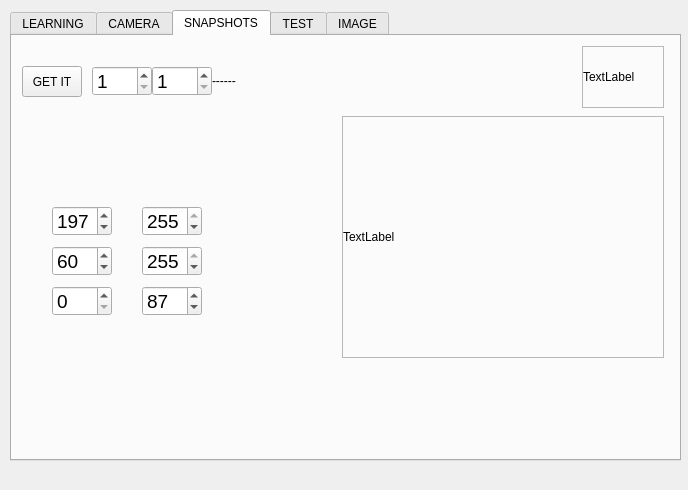
Before: the Qt Designer form mainwindow.ui in ahmetcihan/hand_recognition, drawn with Qt 5.
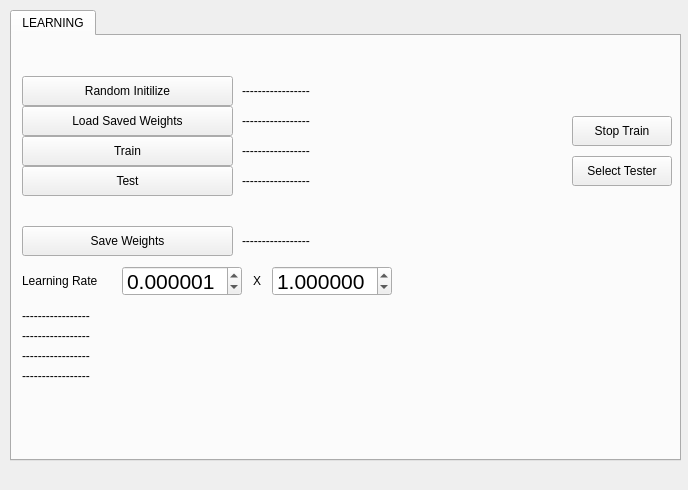
After: the same form once the commit is applied. The open tabs and pages were chosen to show the change.

Commit message: unnecessary gui components are removed

```diff
--- a/mainwindow.ui
+++ b/mainwindow.ui
@@ -322,539 +322,6 @@
       </property>
      </widget>
     </widget>
-    <widget class="QWidget" name="tab_2">
-     <attribute name="title">
-      <string>CAMERA</string>
-     </attribute>
-     <widget class="QLabel" name="label_video">
-      <property name="geometry">
-       <rect>
-        <x>10</x>
-        <y>10</y>
-        <width>320</width>
-        <height>240</height>
-       </rect>
-      </property>
-      <property name="text">
-       <string>TextLabel</string>
-      </property>
-     </widget>
-     <widget class="QPushButton" name="pushButton_shot">
-      <property name="geometry">
-       <rect>
-        <x>30</x>
-        <y>300</y>
-        <width>91</width>
-        <height>31</height>
-       </rect>
-      </property>
-      <property name="text">
-       <string>SHOT</string>
-      </property>
-     </widget>
-     <widget class="QPushButton" name="pushButton_start_stream">
-      <property name="geometry">
-       <rect>
-        <x>20</x>
-        <y>260</y>
-        <width>121</width>
-        <height>31</height>
-       </rect>
-      </property>
-      <property name="text">
-       <string>START STREAM</string>
-      </property>
-     </widget>
-    </widget>
-    <widget class="QWidget" name="tab_3">
-     <attribute name="title">
-      <string>SNAPSHOTS</string>
-     </attribute>
-     <widget class="QFrame" name="frame_3">
-      <property name="geometry">
-       <rect>
-        <x>570</x>
-        <y>10</y>
-        <width>82</width>
-        <height>62</height>
-       </rect>
-      </property>
-      <property name="frameShape">
-       <enum>QFrame::StyledPanel</enum>
-      </property>
-      <property name="frameShadow">
-       <enum>QFrame::Raised</enum>
-      </property>
-      <widget class="QLabel" name="label_video_small_monochrome_2">
-       <property name="geometry">
-        <rect>
-         <x>1</x>
-         <y>1</y>
-         <width>80</width>
-         <height>60</height>
-        </rect>
-       </property>
-       <property name="text">
-        <string>TextLabel</string>
-       </property>
-      </widget>
-     </widget>
-     <widget class="QFrame" name="frame_7">
-      <property name="geometry">
-       <rect>
-        <x>330</x>
-        <y>80</y>
-        <width>322</width>
-        <height>242</height>
-       </rect>
-      </property>
-      <property name="frameShape">
-       <enum>QFrame::StyledPanel</enum>
-      </property>
-      <property name="frameShadow">
-       <enum>QFrame::Raised</enum>
-      </property>
-      <widget class="QLabel" name="label_video_greyscale_2">
-       <property name="geometry">
-        <rect>
-         <x>1</x>
-         <y>1</y>
-         <width>320</width>
-         <height>240</height>
-        </rect>
-       </property>
-       <property name="text">
-        <string>TextLabel</string>
-       </property>
-      </widget>
-     </widget>
-     <widget class="QLabel" name="label_snap_auto_object">
-      <property name="geometry">
-       <rect>
-        <x>200</x>
-        <y>30</y>
-        <width>30</width>
-        <height>30</height>
-       </rect>
-      </property>
-      <property name="text">
-       <string>------</string>
-      </property>
-     </widget>
-     <widget class="QPushButton" name="pushButton_snapshot_object_automatic">
-      <property name="geometry">
-       <rect>
-        <x>10</x>
-        <y>30</y>
-        <width>60</width>
-        <height>31</height>
-       </rect>
-      </property>
-      <property name="text">
-       <string>GET IT</string>
-      </property>
-     </widget>
-     <widget class="QSpinBox" name="spinBox_snapshot_object_last">
-      <property name="geometry">
-       <rect>
-        <x>140</x>
-        <y>30</y>
-        <width>60</width>
-        <height>30</height>
-       </rect>
-      </property>
-      <property name="font">
-       <font>
-        <pointsize>14</pointsize>
-       </font>
-      </property>
-      <property name="minimum">
-       <number>1</number>
-      </property>
-      <property name="maximum">
-       <number>1000</number>
-      </property>
-     </widget>
-     <widget class="QSpinBox" name="spinBox_red_min">
-      <property name="geometry">
-       <rect>
-        <x>40</x>
-        <y>170</y>
-        <width>60</width>
-        <height>30</height>
-       </rect>
-      </property>
-      <property name="font">
-       <font>
-        <pointsize>14</pointsize>
-       </font>
-      </property>
-      <property name="minimum">
-       <number>0</number>
-      </property>
-      <property name="maximum">
-       <number>255</number>
-      </property>
-      <property name="value">
-       <number>197</number>
-      </property>
-     </widget>
-     <widget class="QSpinBox" name="spinBox_green_min">
-      <property name="geometry">
-       <rect>
-        <x>40</x>
-        <y>210</y>
-        <width>60</width>
-        <height>30</height>
-       </rect>
-      </property>
-      <property name="font">
-       <font>
-        <pointsize>14</pointsize>
-       </font>
-      </property>
-      <property name="minimum">
-       <number>0</number>
-      </property>
-      <property name="maximum">
-       <number>255</number>
-      </property>
-      <property name="value">
-       <number>60</number>
-      </property>
-     </widget>
-     <widget class="QSpinBox" name="spinBox_blue_min">
-      <property name="geometry">
-       <rect>
-        <x>40</x>
-        <y>250</y>
-        <width>60</width>
-        <height>30</height>
-       </rect>
-      </property>
-      <property name="font">
-       <font>
-        <pointsize>14</pointsize>
-       </font>
-      </property>
-      <property name="minimum">
-       <number>0</number>
-      </property>
-      <property name="maximum">
-       <number>255</number>
-      </property>
-      <property name="value">
-       <number>0</number>
-      </property>
-     </widget>
-     <widget class="QSpinBox" name="spinBox_red_max">
-      <property name="geometry">
-       <rect>
-        <x>130</x>
-        <y>170</y>
-        <width>60</width>
-        <height>30</height>
-       </rect>
-      </property>
-      <property name="font">
-       <font>
-        <pointsize>14</pointsize>
-       </font>
-      </property>
-      <property name="minimum">
-       <number>0</number>
-      </property>
-      <property name="maximum">
-       <number>255</number>
-      </property>
-      <property name="value">
-       <number>255</number>
-      </property>
-     </widget>
-     <widget class="QSpinBox" name="spinBox_blue_max">
-      <property name="geometry">
-       <rect>
-        <x>130</x>
-        <y>250</y>
-        <width>60</width>
-        <height>30</height>
-       </rect>
-      </property>
-      <property name="font">
-       <font>
-        <pointsize>14</pointsize>
-       </font>
-      </property>
-      <property name="minimum">
-       <number>0</number>
-      </property>
-      <property name="maximum">
-       <number>255</number>
-      </property>
-      <property name="value">
-       <number>87</number>
-      </property>
-     </widget>
-     <widget class="QSpinBox" name="spinBox_green_max">
-      <property name="geometry">
-       <rect>
-        <x>130</x>
-        <y>210</y>
-        <width>60</width>
-        <height>30</height>
-       </rect>
-      </property>
-      <property name="font">
-       <font>
-        <pointsize>14</pointsize>
-       </font>
-      </property>
-      <property name="minimum">
-       <number>0</number>
-      </property>
-      <property name="maximum">
-       <number>255</number>
-      </property>
-      <property name="value">
-       <number>255</number>
-      </property>
-     </widget>
-     <widget class="QSpinBox" name="spinBox_snapshot_object_first">
-      <property name="geometry">
-       <rect>
-        <x>80</x>
-        <y>30</y>
-        <width>60</width>
-        <height>30</height>
-       </rect>
-      </property>
-      <property name="font">
-       <font>
-        <pointsize>14</pointsize>
-       </font>
-      </property>
-      <property name="minimum">
-       <number>1</number>
-      </property>
-      <property name="maximum">
-       <number>1000</number>
-      </property>
-     </widget>
-    </widget>
-    <widget class="QWidget" name="tab_4">
-     <attribute name="title">
-      <string>TEST</string>
-     </attribute>
-     <widget class="QLabel" name="label_video_original_2">
-      <property name="geometry">
-       <rect>
-        <x>10</x>
-        <y>10</y>
-        <width>320</width>
-        <height>240</height>
-       </rect>
-      </property>
-      <property name="text">
-       <string>TextLabel</string>
-      </property>
-     </widget>
-     <widget class="QFrame" name="frame_6">
-      <property name="geometry">
-       <rect>
-        <x>10</x>
-        <y>340</y>
-        <width>82</width>
-        <height>62</height>
-       </rect>
-      </property>
-      <property name="frameShape">
-       <enum>QFrame::StyledPanel</enum>
-      </property>
-      <property name="frameShadow">
-       <enum>QFrame::Raised</enum>
-      </property>
-      <widget class="QLabel" name="label_video_small_monochrome_3">
-       <property name="geometry">
-        <rect>
-         <x>1</x>
-         <y>1</y>
-         <width>80</width>
-         <height>60</height>
-        </rect>
-       </property>
-       <property name="text">
-        <string>TextLabel</string>
-       </property>
-      </widget>
-     </widget>
-    </widget>
-    <widget class="QWidget" name="tab_5">
-     <attribute name="title">
-      <string>IMAGE</string>
-     </attribute>
-     <widget class="QFrame" name="frame_4">
-      <property name="geometry">
-       <rect>
-        <x>10</x>
-        <y>10</y>
-        <width>82</width>
-        <height>62</height>
-       </rect>
-      </property>
-      <property name="frameShape">
-       <enum>QFrame::StyledPanel</enum>
-      </property>
-      <property name="frameShadow">
-       <enum>QFrame::Raised</enum>
-      </property>
-      <widget class="QLabel" name="label_small_image">
-       <property name="geometry">
-        <rect>
-         <x>1</x>
-         <y>1</y>
-         <width>80</width>
-         <height>60</height>
-        </rect>
-       </property>
-       <property name="text">
-        <string>TextLabel</string>
-       </property>
-      </widget>
-     </widget>
-     <widget class="QFrame" name="frame_5">
-      <property name="geometry">
-       <rect>
-        <x>120</x>
-        <y>10</y>
-        <width>82</width>
-        <height>62</height>
-       </rect>
-      </property>
-      <property name="frameShape">
-       <enum>QFrame::StyledPanel</enum>
-      </property>
-      <property name="frameShadow">
-       <enum>QFrame::Raised</enum>
-      </property>
-      <widget class="QLabel" name="label_small_image_manipulated">
-       <property name="geometry">
-        <rect>
-         <x>1</x>
-         <y>1</y>
-         <width>80</width>
-         <height>60</height>
-        </rect>
-       </property>
-       <property name="text">
-        <string>TextLabel</string>
-       </property>
-      </widget>
-     </widget>
-     <widget class="QPushButton" name="pushButton_get_image">
-      <property name="geometry">
-       <rect>
-        <x>20</x>
-        <y>110</y>
-        <width>60</width>
-        <height>31</height>
-       </rect>
-      </property>
-      <property name="text">
-       <string>GET</string>
-      </property>
-     </widget>
-     <widget class="QSpinBox" name="spinBox_get_image_no">
-      <property name="geometry">
-       <rect>
-        <x>80</x>
-        <y>110</y>
-        <width>60</width>
-        <height>30</height>
-       </rect>
-      </property>
-      <property name="font">
-       <font>
-        <pointsize>14</pointsize>
-       </font>
-      </property>
-      <property name="minimum">
-       <number>1</number>
-      </property>
-      <property name="maximum">
-       <number>1000</number>
-      </property>
-     </widget>
-     <widget class="QPushButton" name="pushButton_save_image_location">
-      <property name="geometry">
-       <rect>
-        <x>150</x>
-        <y>110</y>
-        <width>60</width>
-        <height>31</height>
-       </rect>
-      </property>
-      <property name="text">
-       <string>SAVE</string>
-      </property>
-     </widget>
-     <widget class="QLabel" name="label_pos">
-      <property name="geometry">
-       <rect>
-        <x>20</x>
-        <y>180</y>
-        <width>121</width>
-        <height>17</height>
-       </rect>
-      </property>
-      <property name="text">
-       <string>TextLabel</string>
-      </property>
-     </widget>
-     <widget class="QPushButton" name="pushButton_start_auto_point">
-      <property name="geometry">
-       <rect>
-        <x>20</x>
-        <y>240</y>
-        <width>151</width>
-        <height>31</height>
-       </rect>
-      </property>
-      <property name="text">
-       <string>START AUTO POINT</string>
-      </property>
-     </widget>
-     <widget class="QPushButton" name="pushButton_stop_auto_point">
-      <property name="geometry">
-       <rect>
-        <x>20</x>
-        <y>290</y>
-        <width>151</width>
-        <height>31</height>
-       </rect>
-      </property>
-      <property name="text">
-       <string>STOP AUTO POINT</string>
-      </property>
-     </widget>
-     <widget class="QLabel" name="label_result">
-      <property name="geometry">
-       <rect>
-        <x>340</x>
-        <y>290</y>
-        <width>301</width>
-        <height>61</height>
-       </rect>
-      </property>
-      <property name="font">
-       <font>
-        <pointsize>20</pointsize>
-       </font>
-      </property>
-      <property name="text">
-       <string>YUMRUK</string>
-      </property>
-     </widget>
-    </widget>
    </widget>
   </widget>
   <widget class="QMenuBar" name="menuBar">
```
Left out of the diff: 2 changed lines with no effect on the pictures. The commit also changes 1 other file.
